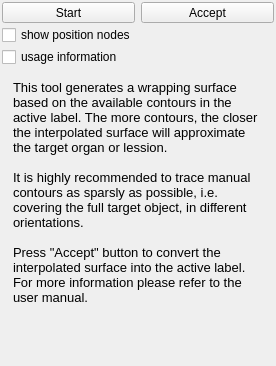
The window that Modules/SegmentationUI/Qmitk/QmitkSurfaceBasedInterpolatorWidgetGUIControls.ui (MITK/MITK) describes before a commit, drawn with Qt 5.
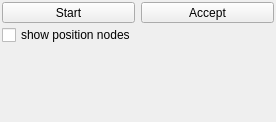
The same window after the commit. Icons and pictures are not drawn.

Commit message: removed help hint from GUI (tool explanation only in user manual)

What changed in the file:
```diff
--- a/Modules/SegmentationUI/Qmitk/QmitkSurfaceBasedInterpolatorWidgetGUIControls.ui
+++ b/Modules/SegmentationUI/Qmitk/QmitkSurfaceBasedInterpolatorWidgetGUIControls.ui
@@ -7,7 +7,7 @@
     <x>0</x>
     <y>0</y>
     <width>276</width>
-    <height>366</height>
+    <height>122</height>
    </rect>
   </property>
   <property name="sizePolicy">
@@ -120,54 +120,6 @@
      </property>
     </widget>
    </item>
-   <item>
-    <widget class="QCheckBox" name="m_cbShowInformation">
-     <property name="sizePolicy">
-      <sizepolicy hsizetype="Preferred" vsizetype="Fixed">
-       <horstretch>0</horstretch>
-       <verstretch>0</verstretch>
-      </sizepolicy>
-     </property>
-     <property name="text">
-      <string>usage information</string>
-     </property>
-    </widget>
-   </item>
-   <item>
-    <widget class="QWidget" name="m_InformationWidget" native="true">
-     <property name="minimumSize">
-      <size>
-       <width>0</width>
-       <height>0</height>
-      </size>
-     </property>
-     <layout class="QVBoxLayout" name="verticalLayout_3">
-      <item>
-       <widget class="QLabel" name="lblInfo">
-        <property name="text">
-         <string>&lt;!DOCTYPE HTML PUBLIC &quot;-//W3C//DTD HTML 4.0//EN&quot; &quot;http://www.w3.org/TR/REC-html40/strict.dtd&quot;&gt;
-&lt;html&gt;&lt;head&gt;&lt;meta name=&quot;qrichtext&quot; content=&quot;1&quot; /&gt;&lt;style type=&quot;text/css&quot;&gt;
-p, li { white-space: pre-wrap; }
-&lt;/style&gt;&lt;/head&gt;&lt;body style=&quot; font-family:'MS Shell Dlg 2'; font-size:8pt; font-weight:400; font-style:normal;&quot;&gt;
-&lt;p style=&quot; margin-top:0px; margin-bottom:0px; margin-left:0px; margin-right:0px; -qt-block-indent:0; text-indent:0px;&quot;&gt;&lt;span style=&quot; font-family:'Sans'; font-size:10pt;&quot;&gt;This tool generates a wrapping surface based on the available contours in the active label. The more contours, the closer the interpolated surface will approximate the target organ or lession.&lt;/span&gt;&lt;/p&gt;
-&lt;p style=&quot;-qt-paragraph-type:empty; margin-top:0px; margin-bottom:0px; margin-left:0px; margin-right:0px; -qt-block-indent:0; text-indent:0px; font-family:'Sans'; font-size:10pt;&quot;&gt;&lt;br /&gt;&lt;/p&gt;
-&lt;p style=&quot; margin-top:0px; margin-bottom:0px; margin-left:0px; margin-right:0px; -qt-block-indent:0; text-indent:0px;&quot;&gt;&lt;span style=&quot; font-family:'Sans'; font-size:10pt;&quot;&gt;It is highly recommended to trace manual contours as sparsly as possible, i.e. covering the full target object, in different orientations.&lt;/span&gt;&lt;/p&gt;
-&lt;p style=&quot;-qt-paragraph-type:empty; margin-top:0px; margin-bottom:0px; margin-left:0px; margin-right:0px; -qt-block-indent:0; text-indent:0px; font-family:'Sans'; font-size:10pt;&quot;&gt;&lt;br /&gt;&lt;/p&gt;
-&lt;p style=&quot; margin-top:0px; margin-bottom:0px; margin-left:0px; margin-right:0px; -qt-block-indent:0; text-indent:0px;&quot;&gt;&lt;span style=&quot; font-family:'Sans'; font-size:10pt;&quot;&gt;Press &amp;quot;Accept&amp;quot; button to convert the interpolated surface into the active label.&lt;/span&gt;&lt;/p&gt;
-&lt;p style=&quot; margin-top:0px; margin-bottom:0px; margin-left:0px; margin-right:0px; -qt-block-indent:0; text-indent:0px;&quot;&gt;&lt;span style=&quot; font-family:'Sans'; font-size:10pt;&quot;&gt;For more information please refer to the user manual.&lt;/span&gt;&lt;/p&gt;
-&lt;p style=&quot;-qt-paragraph-type:empty; margin-top:0px; margin-bottom:0px; margin-left:0px; margin-right:0px; -qt-block-indent:0; text-indent:0px;&quot;&gt;&lt;br /&gt;&lt;/p&gt;&lt;/body&gt;&lt;/html&gt;</string>
-        </property>
-        <property name="alignment">
-         <set>Qt::AlignVCenter</set>
-        </property>
-        <property name="wordWrap">
-         <bool>true</bool>
-        </property>
-       </widget>
-      </item>
-     </layout>
-    </widget>
-   </item>
    <item>
     <spacer name="verticalSpacer">
      <property name="orientation">
```
The commit also changes 5 other files.
